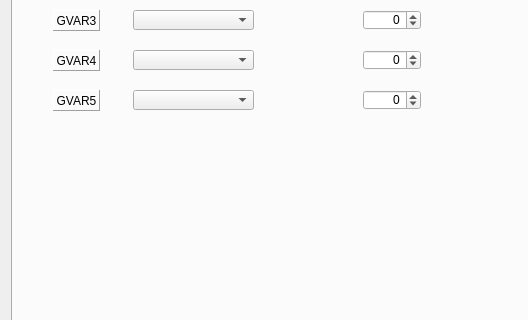
Old version of the form src/eepskye/src/modeledit.ui in the repository xhorizont/eepe; both pictures show x 0 to 528 and y 177 to 497 of the 821 by 786 pixel window.
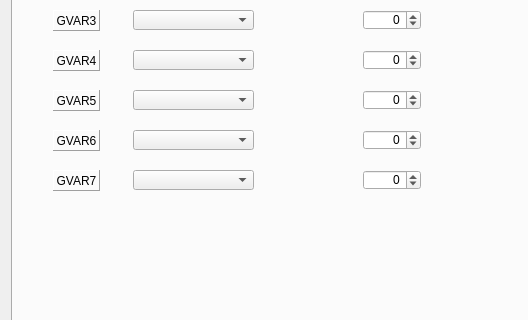
New version of the form. The open tabs and pages were chosen to show the change. Icons and pictures are not drawn.

Commit message: bug fixes, delay between EEPROM backup and flashing, more GVAR support

```diff
--- a/src/eepskye/src/modeledit.ui
+++ b/src/eepskye/src/modeledit.ui
@@ -10689,6 +10689,126 @@
         </rect>
        </property>
       </widget>
+      <widget class="QLabel" name="label_161">
+       <property name="geometry">
+        <rect>
+         <x>40</x>
+         <y>270</y>
+         <width>47</width>
+         <height>21</height>
+        </rect>
+       </property>
+       <property name="frameShape">
+        <enum>QFrame::Panel</enum>
+       </property>
+       <property name="frameShadow">
+        <enum>QFrame::Raised</enum>
+       </property>
+       <property name="midLineWidth">
+        <number>0</number>
+       </property>
+       <property name="text">
+        <string>GVAR6</string>
+       </property>
+       <property name="alignment">
+        <set>Qt::AlignCenter</set>
+       </property>
+       <property name="margin">
+        <number>3</number>
+       </property>
+      </widget>
+      <widget class="QLabel" name="label_162">
+       <property name="geometry">
+        <rect>
+         <x>40</x>
+         <y>310</y>
+         <width>47</width>
+         <height>21</height>
+        </rect>
+       </property>
+       <property name="frameShape">
+        <enum>QFrame::Panel</enum>
+       </property>
+       <property name="frameShadow">
+        <enum>QFrame::Raised</enum>
+       </property>
+       <property name="midLineWidth">
+        <number>0</number>
+       </property>
+       <property name="text">
+        <string>GVAR7</string>
+       </property>
+       <property name="alignment">
+        <set>Qt::AlignCenter</set>
+       </property>
+       <property name="margin">
+        <number>3</number>
+       </property>
+      </widget>
+      <widget class="QComboBox" name="Gvar6CB">
+       <property name="geometry">
+        <rect>
+         <x>120</x>
+         <y>270</y>
+         <width>121</width>
+         <height>20</height>
+        </rect>
+       </property>
+      </widget>
+      <widget class="QComboBox" name="Gvar7CB">
+       <property name="geometry">
+        <rect>
+         <x>120</x>
+         <y>310</y>
+         <width>121</width>
+         <height>20</height>
+        </rect>
+       </property>
+      </widget>
+      <widget class="QSpinBox" name="Gv6SB">
+       <property name="geometry">
+        <rect>
+         <x>350</x>
+         <y>270</y>
+         <width>58</width>
+         <height>20</height>
+        </rect>
+       </property>
+       <property name="alignment">
+        <set>Qt::AlignRight|Qt::AlignTrailing|Qt::AlignVCenter</set>
+       </property>
+       <property name="accelerated">
+        <bool>true</bool>
+       </property>
+       <property name="minimum">
+        <number>-125</number>
+       </property>
+       <property name="maximum">
+        <number>125</number>
+       </property>
+      </widget>
+      <widget class="QSpinBox" name="Gv7SB">
+       <property name="geometry">
+        <rect>
+         <x>350</x>
+         <y>310</y>
+         <width>58</width>
+         <height>20</height>
+        </rect>
+       </property>
+       <property name="alignment">
+        <set>Qt::AlignRight|Qt::AlignTrailing|Qt::AlignVCenter</set>
+       </property>
+       <property name="accelerated">
+        <bool>true</bool>
+       </property>
+       <property name="minimum">
+        <number>-125</number>
+       </property>
+       <property name="maximum">
+        <number>125</number>
+       </property>
+      </widget>
      </widget>
     </widget>
    </item>
```
Left out of the diff: 42 changed lines with no effect on the pictures. The commit also changes 33 other files.
